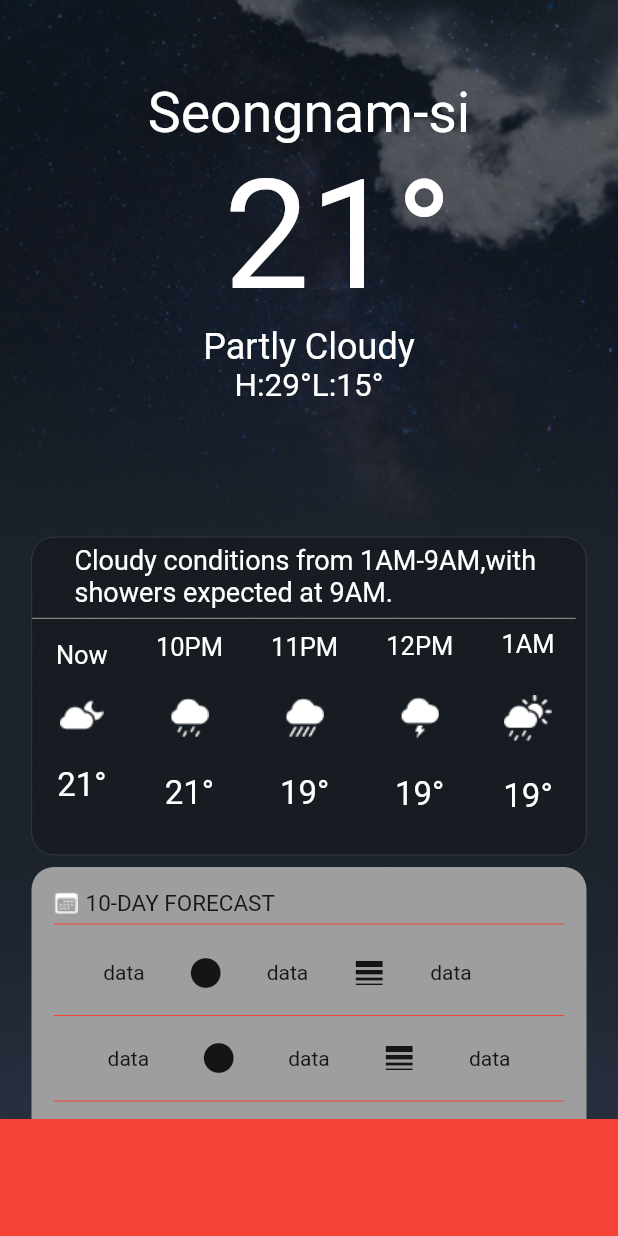
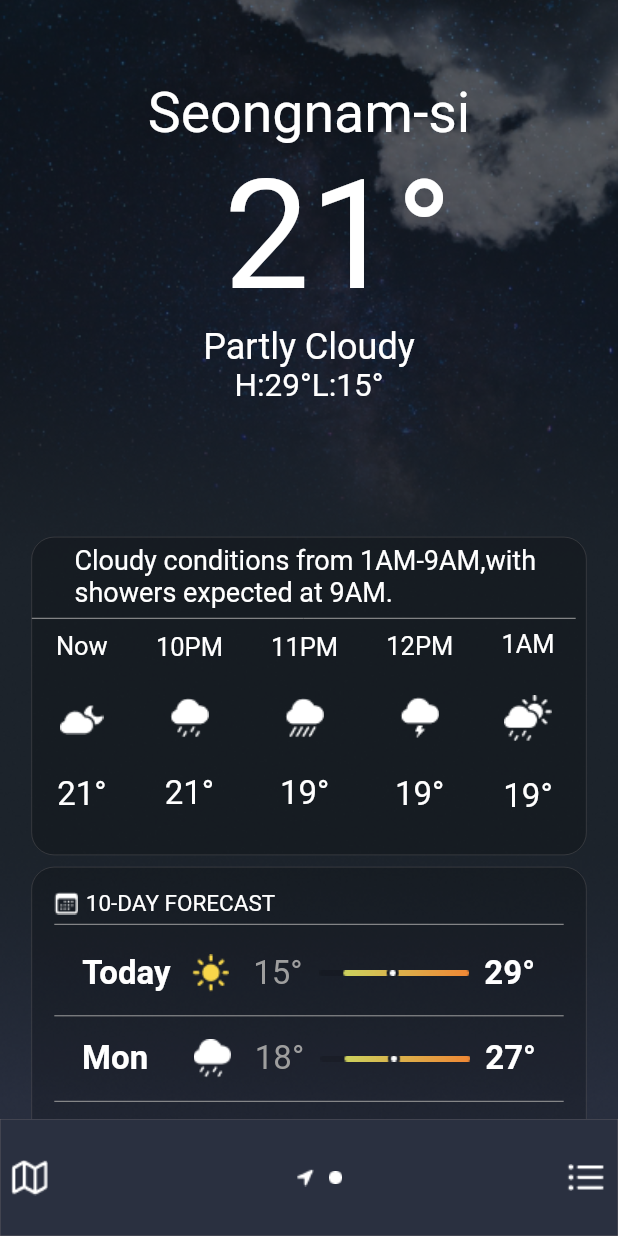
Before and after one commit to jucesargois/clone_apple_weather_app_figma, a Flutter app: the WeatherLocationView screen opened by its route, on a phone screen of 412 x 824 dp. Run offline on Flutter 3.47's test engine with Material 2 defaults, Android fonts, the phone set to English and light mode, and no system bars.

Commit message:
Adicionado bottom nav bar e adicionado widget DayForecastWidget

```diff
--- a/lib/app/weather_location/views/weather_location_view.dart
+++ b/lib/app/weather_location/views/weather_location_view.dart
@@ -1,4 +1,6 @@
 import 'package:flutter/material.dart';
+
+import 'widgets/day_forecast_widget.dart';
 
 class WeatherLocationView extends StatelessWidget {
   const WeatherLocationView({Key? key}) : super(key: key);
@@ -8,7 +10,48 @@ class WeatherLocationView extends StatelessWidget {
     return Scaffold(
       bottomNavigationBar: Container(
         height: 78,
-        color: Colors.red,
+        decoration: BoxDecoration(
+          color: const Color(0XFF2A3040),
+          border: Border.all(
+            width: 0.2,
+            color: const Color.fromARGB(248, 124, 118, 118),
+          ),
+        ),
+        child: Padding(
+          padding: const EdgeInsets.all(7.0),
+          child: Row(
+            children: [
+              Align(
+                alignment: Alignment.centerLeft,
+                child: Image.asset(
+                    'assets/images/map_bottom_nav_bar_weather_location.png'),
+              ),
+              const SizedBox(
+                width: 165,
+              ),
+              Align(
+                alignment: Alignment.centerRight,
+                child: Image.asset(
+                    'assets/images/arrow_bottom_nav_bar_weather_location.png'),
+              ),
+              const SizedBox(
+                width: 10,
+              ),
+              Image.asset(
+                  'assets/images/ellipse_bottom_nav_bar_weather_location.png'),
+              const SizedBox(
+                width: 150,
+              ),
+              GestureDetector(
+                onTap: () {
+                  Navigator.pushReplacementNamed(context, '/home');
+                },
+                child: Image.asset(
+                    'assets/images/list_bottom_nav_bar_weather_location.png'),
+              ),
+            ],
+          ),
+        ),
       ),
       body: Container(
         decoration: const BoxDecoration(
@@ -68,7 +111,7 @@ class WeatherLocationView extends StatelessWidget {
                     borderRadius: BorderRadius.circular(15),
                     border: Border.all(
                       width: 0.2,
-                      color: Color.fromARGB(248, 124, 118, 118),
+                      color: const Color.fromARGB(248, 124, 118, 118),
                     ),
                     color: Colors.transparent.withOpacity(0.2)),
                 child: Padding(
@@ -94,10 +137,10 @@ class WeatherLocationView extends StatelessWidget {
                                 style: TextStyle(
                                     fontSize: 17, color: Colors.white),
                               ),
-                              const SizedBox(height: 20),
+                              const SizedBox(height: 29),
                               Image.asset(
                                   'assets/images/icon_now_weather_location.png'),
-                              const SizedBox(height: 24),
+                              const SizedBox(height: 27),
                               const Text(
                                 '21°',
                                 style: TextStyle(
@@ -169,7 +212,7 @@ class WeatherLocationView extends StatelessWidget {
                               const SizedBox(height: 24),
                               Image.asset(
                                   'assets/images/icon_1am_weather_location.png'),
-                              SizedBox(height: 24),
+                              const SizedBox(height: 24),
                               const Text(
                                 '19°',
                                 style: TextStyle(
@@ -186,95 +229,7 @@ class WeatherLocationView extends StatelessWidget {
               const SizedBox(
                 height: 8,
               ),
-              Container(
-                width: 370,
-                decoration: BoxDecoration(
-                    color: Colors.grey,
-                    borderRadius: BorderRadius.circular(15)),
-                child: Padding(
-                  padding: const EdgeInsets.all(15.0),
-                  child: Column(
-                    children: [
-                      Row(
-                        children: [
-                          Image.asset(
-                            'assets/images/icon_calendar_weather_location.png',
-                          ),
-                          const SizedBox(width: 5),
-                          const Text(
-                            '10-DAY FORECAST',
-                            style: TextStyle(fontSize: 15),
-                          ),
-                        ],
-                      ),
-                      const Divider(
-                        height: 10,
-                        color: Colors.red,
-                      ),
-                      Container(
-                        width: 303,
-                        height: 55,
-                        child: Row(
-                          mainAxisAlignment: MainAxisAlignment.spaceAround,
-                          children: const [
-                            Text('data'),
-                            Icon(Icons.circle),
-                            Text('data'),
-                            Icon(Icons.line_weight),
-                            Text('data'),
-                            Divider(
-                              color: Colors.red,
-                            ),
-                          ],
-                        ),
-                      ),
-                      const Divider(
-                        height: 2,
-                        color: Colors.red,
-                      ),
-                      Container(
-                        width: 303,
-                        height: 55,
-                        child: Row(
-                          mainAxisAlignment: MainAxisAlignment.spaceAround,
-                          children: const [
-                            Text('data'),
-                            Icon(Icons.circle),
-                            Text('data'),
-                            Icon(Icons.line_weight),
-                            Text('data'),
-                          ],
-                        ),
-                      ),
-                      const Divider(
-                        height: 2,
-                        color: Colors.red,
-                      ),
-                      Container(
-                        width: 303,
-                        height: 55,
-                        child: Row(
-                          mainAxisAlignment: MainAxisAlignment.spaceAround,
-                          children: const [
-                            Text('data'),
-                            Icon(Icons.circle),
-                            Text('data'),
-                            Icon(Icons.line_weight),
-                            Text('data'),
-                            Divider(
-                              color: Colors.red,
-                            ),
-                          ],
-                        ),
-                      ),
-                      const Divider(
-                        height: 2,
-                        color: Colors.red,
-                      ),
-                    ],
-                  ),
-                ),
-              ),
+             DayForecastWidget(),
               const SizedBox(
                 height: 10,
               ),
```
